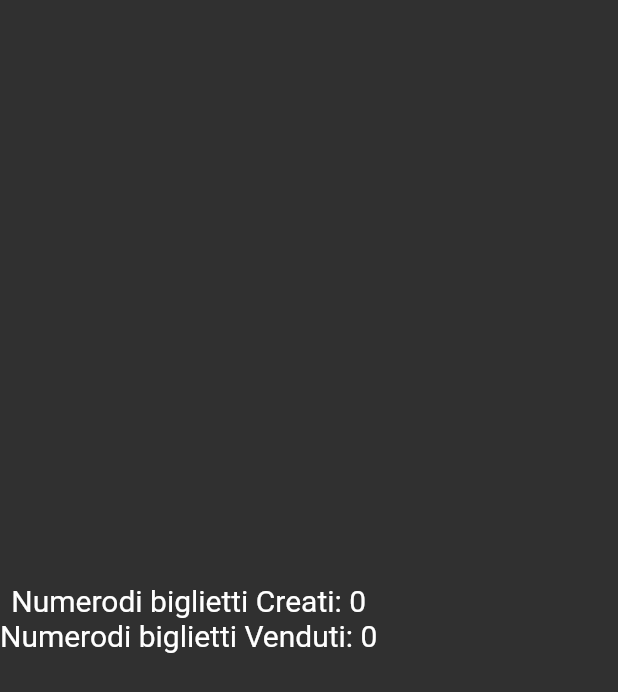
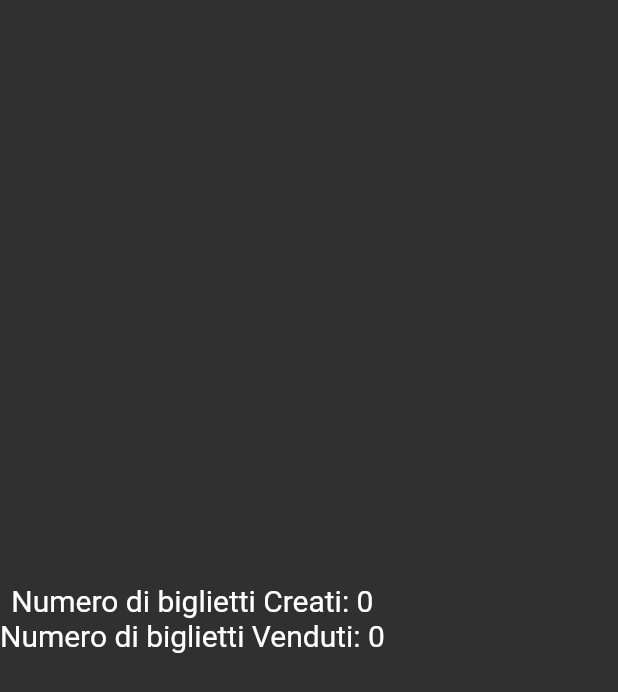
Before and after one commit to Turrett/Borrachada, a Flutter app: the StatsPage widget shown alone on an empty page, opened directly, on a phone screen of 412 x 824 dp. Shown: the top 692 px of the screen. Run offline on Flutter 3.47's test engine with Material 2 defaults, Android fonts, the phone set to English and light mode, and no system bars; our stand-ins replace cloud_firestore, firebase_core, firebase_storage; missing offline and left inert: barcode, barcode_image, simple_barcode_scanner; accounts and stored records are empty.

Commit message:
fix testo stats

```diff
--- a/lib/stats.dart
+++ b/lib/stats.dart
@@ -31,7 +31,7 @@ class StatsPageState extends State<StatsPage> {
               if (snapshot.hasError)
                 return Text('Error: ${snapshot.error}');
               else
-                return Text('Numerodi biglietti Creati: ${snapshot.data}', style: TextStyle(fontSize: 20));
+                return Text('Numero di biglietti Creati: ${snapshot.data}', style: TextStyle(fontSize: 20));
             }
           },
         ),
@@ -44,7 +44,7 @@ class StatsPageState extends State<StatsPage> {
               if (snapshot.hasError)
                 return Text('Error: ${snapshot.error}');
               else
-                return Text('Numerodi biglietti Venduti: ${snapshot.data}', style: TextStyle(fontSize: 20));
+                return Text('Numero di biglietti Venduti: ${snapshot.data}', style: TextStyle(fontSize: 20));
             }
           },
         ),
```
